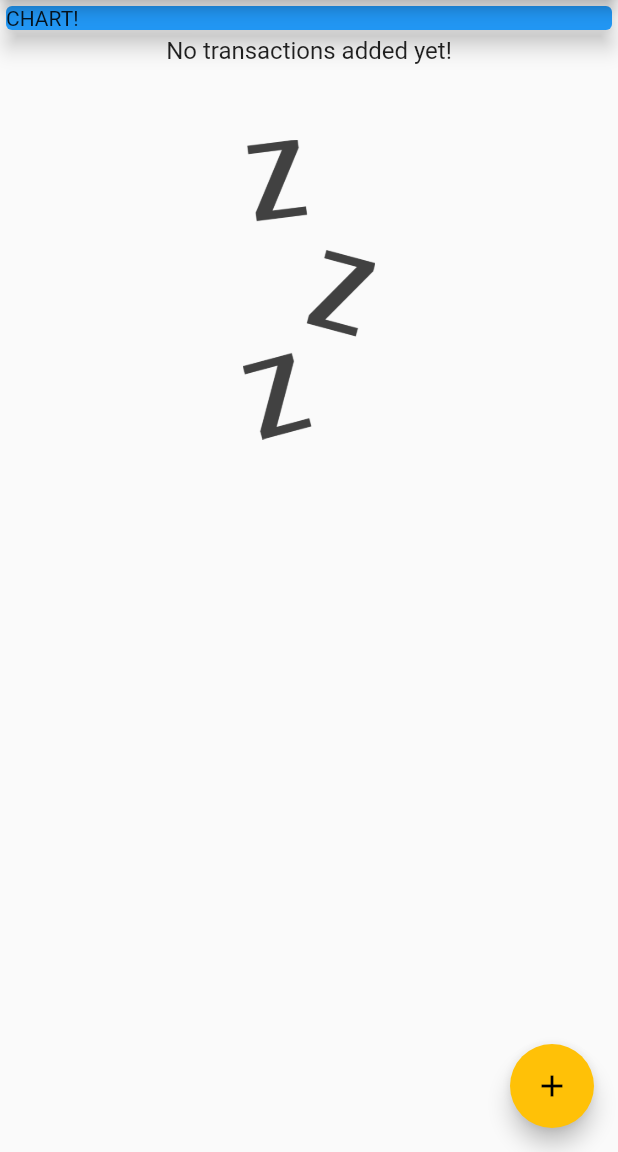
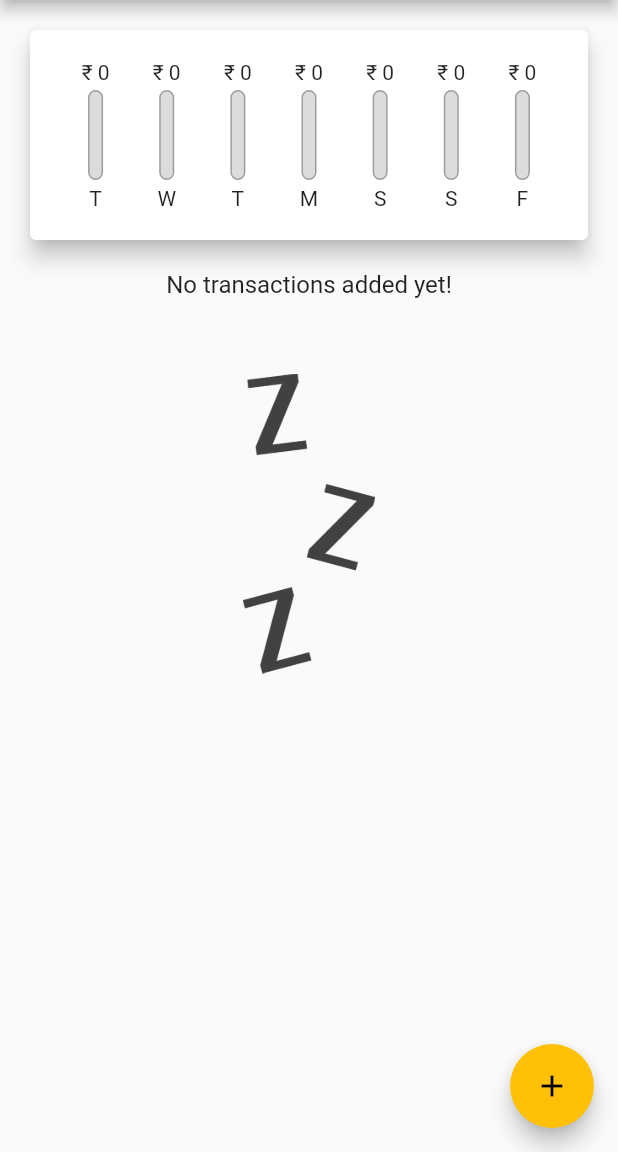
Before and after one commit to YogeshRajgure/ExpenseManager-App, a Flutter app: the screen it shows after launch, on a phone screen of 412 x 824 dp, the part 84-1236 px from its top. Run offline on Flutter 3.47's test engine with Material 2 defaults, Android fonts, the phone set to English and light mode, and no system bars; missing offline and left inert: dart:ffi; Roboto replaces fonts that are missing (Quicksand).

```diff
--- a/lib/main.dart
+++ b/lib/main.dart
@@ -1,9 +1,12 @@
-import './widgets/new_transaction.dart';
+import 'dart:ffi';
+
 import 'package:intl/intl.dart';
 import 'package:flutter/material.dart';
 
 import './widgets/transaction_list.dart';
 import './models/transaction.dart';
+import './widgets/new_transaction.dart';
+import './widgets/chart.dart';
 
 void main() {
   runApp(MyApp());
@@ -24,8 +27,7 @@ class MyApp extends StatelessWidget {
           fontFamily: 'OpenSans',
           fontSize: 20,
           fontWeight: FontWeight.bold,
-            )
-          ),
+        )),
       ),
       home: MyHomePage(),
     );
@@ -54,6 +56,16 @@ class _MyHomePageState extends State<MyHomePage> {
     //   date: DateTime.now(),
     // ),
   ];
+
+  List<Transaction> get _recentTransactions {
+    return _userTransaction.where((tx) {
+      return tx.date!.isAfter(
+        DateTime.now().subtract(
+          const Duration(days: 7),
+        ),
+      );
+    }).toList();
+  }
 
   void _addNewTransaction(String txTitle, double txAmount) {
     final newTx = Transaction(
@@ -98,15 +110,10 @@ class _MyHomePageState extends State<MyHomePage> {
           // mainAxisAlignment: MainAxisAlignment.spaceAround,
           crossAxisAlignment: CrossAxisAlignment.stretch,
           children: <Widget>[
-            Container(
-              width: double.infinity,
-              child: Card(
-                color: Colors.blue,
-                elevation: 6,
-                child: Text('CHART!'),
-              ),
-            ),
+
+            Chart(_recentTransactions),
             TransactionList(_userTransaction),
+
           ],
         ),
       ),
--- /dev/null
+++ b/lib/widgets/chart.dart
@@ -0,0 +1,74 @@
+import 'package:flutter/src/widgets/framework.dart';
+import 'package:flutter/src/widgets/placeholder.dart';
+
+import 'package:flutter/material.dart';
+import 'package:intl/intl.dart';
+
+import '../models/transaction.dart';
+import './chart_bar.dart';
+
+class Chart extends StatelessWidget {
+  final List<Transaction> recentTransactions;
+
+  Chart(this.recentTransactions);
+
+  // getters are properties that are calculated dynamically
+  List<Map<String, Object>> get groupedTransactionsValues {
+    return List.generate(7, (index) {
+      final weekDay = DateTime.now().subtract(
+        Duration(days: index),
+      );
+      double totalSum = 0.00;
+
+      for (var i = 0; i < recentTransactions.length; i++) {
+        if (recentTransactions[i].date!.day == weekDay.day &&
+            recentTransactions[i].date!.month == weekDay.month &&
+            recentTransactions[i].date!.year == weekDay.year) {
+          totalSum += recentTransactions[i].amount!;
+        }
+      }
+
+      // print([DateFormat.E().format(weekDay), totalSum]);
+
+      return {
+        'day': DateFormat.E().format(weekDay).substring(0, 1),
+        'amount': totalSum,
+      };
+    });
+  }
+
+  double get maxSpending {
+    return groupedTransactionsValues.fold(0.0, (sum, item) {
+      return sum + (item['amount'] as double);
+    });
+  }
+
+  @override
+  Widget build(BuildContext context) {
+    print(groupedTransactionsValues);
+    return Card(
+      elevation: 6,
+      margin: const EdgeInsets.all(20),
+      child: Padding(
+        padding: const EdgeInsets.all(20),
+        child: Row(
+          mainAxisAlignment: MainAxisAlignment.spaceAround,
+          children: groupedTransactionsValues.map((data) {
+            // return Text('${data['day']}: ${data['amount']}');
+
+            return Flexible(
+              fit: FlexFit.tight,
+              child: ChartBar(
+                data['day'] as String,
+                data['amount'] as double,
+                maxSpending == 0.0
+                    ? 0.0
+                    : (data['amount'] as double) / maxSpending,
+              ),
+            );
+          }).toList(),
+        ),
+      ),
+    );
+  }
+}
--- /dev/null
+++ b/lib/widgets/chart_bar.dart
@@ -0,0 +1,54 @@
+import 'package:flutter/material.dart';
+import 'package:flutter/src/widgets/framework.dart';
+import 'package:flutter/src/widgets/placeholder.dart';
+
+class ChartBar extends StatelessWidget {
+
+  final String label;
+  final double spendingAmount;
+  final double spendingPctOfTotal;
+
+  ChartBar(this.label, this.spendingAmount, this.spendingPctOfTotal);
+
+
+  @override
+  Widget build(BuildContext context) {
+    return Column(
+      children: <Widget>[
+        FittedBox(
+          child: Text(
+            '\₹ ${spendingAmount.toStringAsFixed(0)}',
+          ),
+        ),
+        const SizedBox(height: 4,),
+        Container(
+          height: 60,
+          width: 10,
+          child: Stack(
+            children: <Widget>[
+              Container(
+                decoration: BoxDecoration(
+                  border: Border.all(color: Colors.grey, width: 1.0),
+                  color: Color.fromRGBO(220, 220, 220, 1),
+                  borderRadius: BorderRadius.circular(20),
+                ),
+              ),
+              FractionallySizedBox(
+                heightFactor: spendingPctOfTotal, // takes val as 0 to 1
+                child: Container(
+                  decoration: BoxDecoration(
+                    color: Theme.of(context).primaryColor,
+                    borderRadius: BorderRadius.circular(20),
+                    ),
+
+                ),
+              )
+            ],
+          ),
+        ),
+        const SizedBox(height: 4,),
+        Text(label),
+      ],
+    );
+  }
+}
```
Also changed, not shown: lib/widgets/transaction_list.dart (+14 -37 lines). Lines whose indentation alone changed are shown as unchanged.
